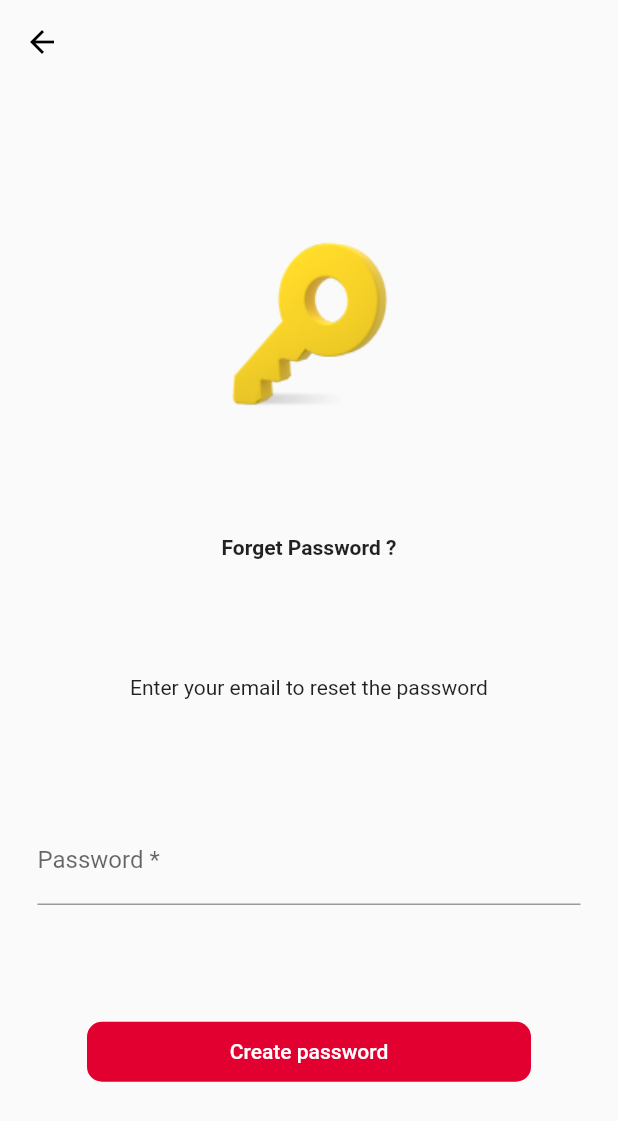
After one commit to adhamdawood/Sporty_App, a Flutter app: the NewPasswordScreen screen opened by its route, on a phone screen of 412 x 824 dp. The commit adds this screen. Shown: the top 1121 px of the screen. Run offline on Flutter 3.47's test engine with Material 2 defaults, Android fonts, the phone set to English and light mode, and no system bars.

Commit message:
Signin and sign up design

```diff
--- /dev/null
+++ b/lib/LogIn/NewPasswordScreen.dart
@@ -0,0 +1,56 @@
+import 'package:flutter/material.dart';
+import 'package:sporty_app/LogIn/LogInScreen.dart';
+
+class NewPasswordScreen extends StatelessWidget {
+  static const ROUTE_NAME="NewPasswordScreen";
+  @override
+  Widget build(BuildContext context) {
+    return Scaffold(
+      appBar: AppBar(
+        backgroundColor: Colors.transparent,
+        elevation: 0,
+        leading: IconButton(icon:Icon(Icons.arrow_back,color: Colors.black,),
+          onPressed:() => Navigator.pop(context),
+        ),),
+      body : Container(
+        height: double.infinity,
+        width: double.infinity,
+        margin: const EdgeInsets.all(25),
+        child: Column(
+          mainAxisAlignment: MainAxisAlignment.spaceEvenly,
+          children: [
+            Image.asset("assets/images/key.png",fit: BoxFit.fill,),
+            const Text("Forget Password ?",style: TextStyle(fontWeight: FontWeight.bold),),
+            const Text("Enter your email to reset the password",style: TextStyle(fontSize: 14),),
+            TextFormField(
+              decoration: const InputDecoration(
+                hintText: "E-mail",
+                labelText: 'Password *',
+              ),
+              onSaved: (String value) {
+                // This optional block of code can be used to run
+                // code when the user saves the form.
+              },
+              validator: (String value) {
+                return (value != null && value.contains('@')) ? 'Do not use the @ char.' : null;
+              },
+            ),
+            Container(
+              width: 296,height: 40,
+              decoration: BoxDecoration(
+                color: const Color(0xFFE20030),
+                borderRadius: BorderRadius.circular(10),
+              ),
+              child: TextButton(
+                onPressed: (){
+                  Navigator.of(context)
+                      .push(MaterialPageRoute(builder: (_) => LogInScreen()));
+                },
+                child: const Text("Create password",style: TextStyle(color: Colors.white),),),
+            ),
+          ],
+        ),
+      ),
+    );
+  }
+}
--- a/lib/main.dart
+++ b/lib/main.dart
@@ -1,6 +1,7 @@
 import 'package:flutter/material.dart';
 import 'package:sporty_app/LogIn/ForgetPasswordScreen.dart';
 import 'package:sporty_app/LogIn/LogInScreen.dart';
+import 'package:sporty_app/LogIn/NewPasswordScreen.dart';
 import 'package:sporty_app/LogIn/VerificationCode.dart';
 import 'package:sporty_app/SignUp/SignUpScreen.dart';
 import 'package:sporty_app/WelcomeScreen.dart';
@@ -26,6 +27,7 @@ class MyApp extends StatelessWidget {
         LogInScreen.ROUTE_NAME:(context)=>LogInScreen(),
         ForgetPasswordScreen.ROUTE_NAME:(context)=>ForgetPasswordScreen(),
         VerificationCode.ROUTE_NAME:(context)=>VerificationCode(),
+        NewPasswordScreen.ROUTE_NAME:(context)=>NewPasswordScreen(),
       },
       initialRoute: WelcomeScreen.ROUTE_NAME,
 
--- a/pubspec.yaml
+++ b/pubspec.yaml
@@ -35,6 +35,7 @@ dependencies:
   # Use with the CupertinoIcons class for iOS style icons.
   cupertino_icons: ^1.0.2
   provider: ^6.0.2
+  flutter_launcher_icons: ^0.7.2+1
 
 dev_dependencies:
   flutter_test:
```
Also changed, not shown: assets/images/key.png (added), 2 other files.
